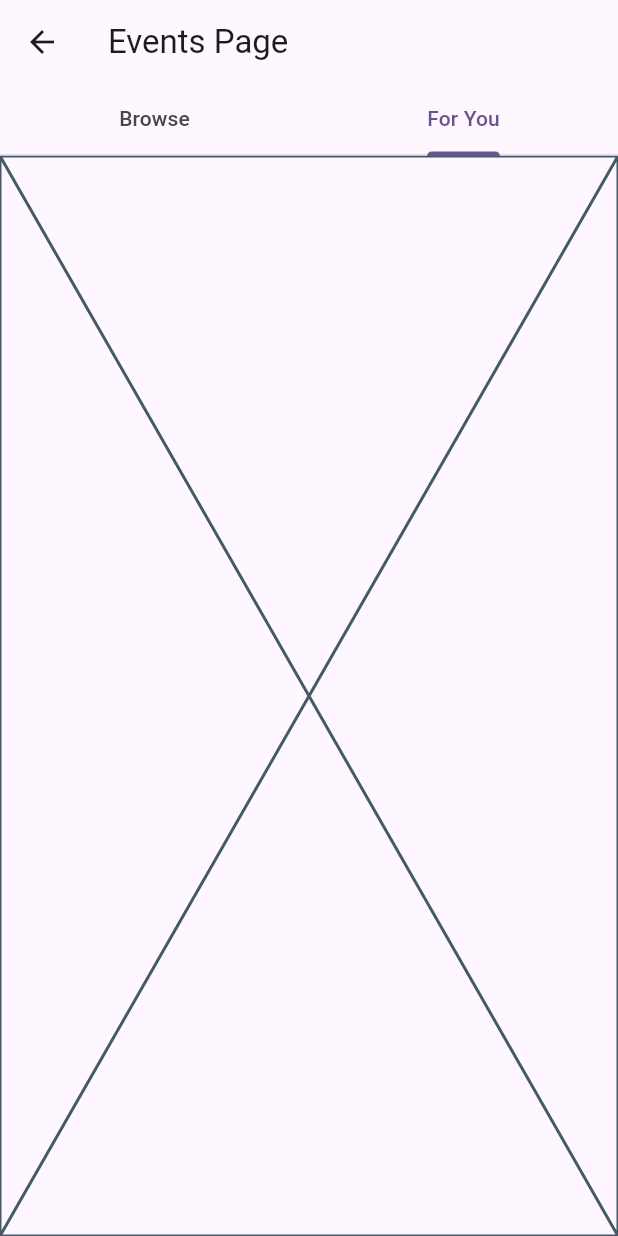
After one commit to Sara-Hesham-Mohammed/The-Coterie-Flutter, a Flutter app: the Tabs screen opened directly, on a phone screen of 412 x 824 dp. The commit adds this screen. Run offline on Flutter 3.47's test engine with Material 3 defaults, Android fonts, the phone set to English and light mode, and no system bars.

Commit message:
tabs + chips (atomic design?)

```diff
--- a/the_coterie/lib/features/presentation/pages/browse_page.dart
+++ b/the_coterie/lib/features/presentation/pages/browse_page.dart
@@ -15,6 +15,8 @@ class BrowseSection extends StatelessWidget {
     );
   }
 }
+
+
 
 class SubSection extends StatelessWidget {
   const SubSection({super.key});
--- /dev/null
+++ b/the_coterie/lib/features/presentation/widgets/tabs.dart
@@ -0,0 +1,30 @@
+import 'package:flutter/material.dart';
+
+class Tabs extends StatelessWidget {
+  const Tabs({super.key});
+
+  @override
+  Widget build(BuildContext context) {
+    return DefaultTabController(
+      initialIndex: 1,
+      length: 2,
+      child: Scaffold(// lazm material widget, layout widgets and such cause an error idk why?
+        appBar: AppBar(
+          title: const Text('Events Page'),
+          bottom: const TabBar(
+            tabs: <Widget>[
+              Tab(text: 'Browse'),
+              Tab(text: 'For You'),
+            ],
+          ),
+        ),
+        body: const TabBarView(
+          children: <Widget>[
+            Center(child: Placeholder()),
+            Center(child: Placeholder()),
+          ],
+        ),
+      ),
+    );
+  }
+}
```
Also changed, not shown: the_coterie/lib/features/presentation/widgets/chips.dart (added, +67 -0 lines), the_coterie/lib/features/presentation/widgets/interest_widget.dart (deleted, +0 -32 lines).
